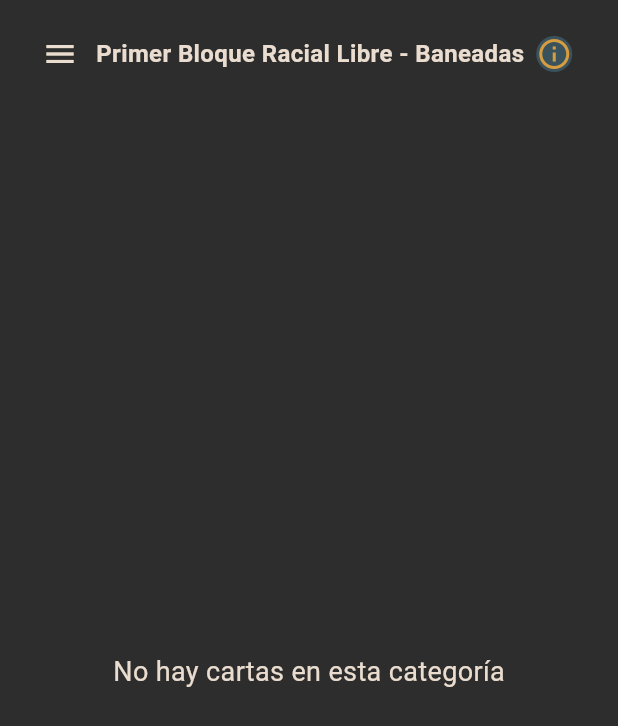
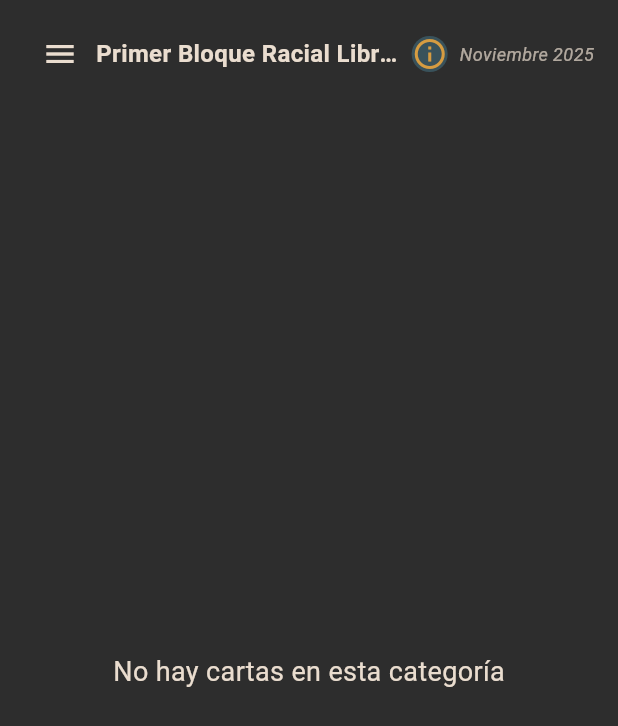
Before and after one commit to andreuvv/myl-tournament-web, a Flutter app: the BanListMobileLayout widget shown alone on an empty page, opened directly with empty values, on a phone screen of 412 x 824 dp. Shown: the top 726 px of the screen. Run offline on Flutter 3.47's test engine with Material 3 defaults, Android fonts, the phone set to English and light mode, and no system bars; our stand-ins replace flutter_markdown, web; missing offline and left inert: dart:ui_web; Roboto replaces fonts that are missing (Georgia).

Commit message:
feat: update tournament information references and enhance markdown styling for improved clarity

```diff
--- a/lib/feature/banlist/controller/ban_list_controller.dart
+++ b/lib/feature/banlist/controller/ban_list_controller.dart
@@ -70,6 +70,8 @@ class BanListController {
   BanListCategory get selectedCategory => _selectedCategory;
   BanListData? get currentData => _currentData;
 
+  String get lastUpdateDate => 'Noviembre 2025';
+
   BanListController() {
     _loadData(_selectedFormat);
   }
--- a/lib/feature/banlist/widgets/ban_list_mobile_layout.dart
+++ b/lib/feature/banlist/widgets/ban_list_mobile_layout.dart
@@ -102,6 +102,15 @@ class BanListMobileLayout extends StatelessWidget {
                     ),
                     const SizedBox(width: 8),
                     const InfoIconWidget(),
+                    const SizedBox(width: 8),
+                    Text(
+                      controller.lastUpdateDate,
+                      style: TextStyle(
+                        color: AppColors.beige.withOpacity(0.7),
+                        fontSize: 12,
+                        fontStyle: FontStyle.italic,
+                      ),
+                    ),
                   ],
                 ),
               ),
--- a/lib/feature/tournament_info/widgets/content/general_info_content.dart
+++ b/lib/feature/tournament_info/widgets/content/general_info_content.dart
@@ -40,22 +40,28 @@ class GeneralInfoContent extends StatelessWidget {
           },
           styleSheet: MarkdownStyleSheet(
             p: const TextStyle(color: AppColors.beige, fontSize: 16),
+            pPadding: const EdgeInsets.only(bottom: 12),
             h1: const TextStyle(
               color: AppColors.beige,
               fontSize: 32,
               fontWeight: FontWeight.bold,
             ),
+            h1Padding: const EdgeInsets.only(top: 16, bottom: 12),
             h2: const TextStyle(
               color: AppColors.beige,
               fontSize: 24,
               fontWeight: FontWeight.bold,
             ),
+            h2Padding: const EdgeInsets.only(top: 20, bottom: 10),
             h3: const TextStyle(
               color: AppColors.beige,
               fontSize: 20,
               fontWeight: FontWeight.bold,
             ),
+            h3Padding: const EdgeInsets.only(top: 16, bottom: 8),
             listBullet: const TextStyle(color: AppColors.ocher),
+            listIndent: 24,
+            blockSpacing: 16,
             strong: const TextStyle(
               color: AppColors.beige,
               fontWeight: FontWeight.bold,
--- a/lib/feature/tournament_info/widgets/content/participants_content.dart
+++ b/lib/feature/tournament_info/widgets/content/participants_content.dart
@@ -40,22 +40,28 @@ class ParticipantsContent extends StatelessWidget {
           },
           styleSheet: MarkdownStyleSheet(
             p: const TextStyle(color: AppColors.beige, fontSize: 16),
+            pPadding: const EdgeInsets.only(bottom: 12),
             h1: const TextStyle(
               color: AppColors.beige,
               fontSize: 32,
               fontWeight: FontWeight.bold,
             ),
+            h1Padding: const EdgeInsets.only(top: 16, bottom: 12),
             h2: const TextStyle(
               color: AppColors.beige,
               fontSize: 24,
               fontWeight: FontWeight.bold,
             ),
+            h2Padding: const EdgeInsets.only(top: 20, bottom: 10),
             h3: const TextStyle(
               color: AppColors.beige,
               fontSize: 20,
               fontWeight: FontWeight.bold,
             ),
+            h3Padding: const EdgeInsets.only(top: 16, bottom: 8),
             listBullet: const TextStyle(color: AppColors.ocher),
+            listIndent: 24,
+            blockSpacing: 16,
             strong: const TextStyle(
               color: AppColors.beige,
               fontWeight: FontWeight.bold,
--- a/lib/feature/tournament_info/widgets/content/schedule_content.dart
+++ b/lib/feature/tournament_info/widgets/content/schedule_content.dart
@@ -40,22 +40,28 @@ class ScheduleContent extends StatelessWidget {
           },
           styleSheet: MarkdownStyleSheet(
             p: const TextStyle(color: AppColors.beige, fontSize: 16),
+            pPadding: const EdgeInsets.only(bottom: 12),
             h1: const TextStyle(
               color: AppColors.beige,
               fontSize: 32,
               fontWeight: FontWeight.bold,
             ),
+            h1Padding: const EdgeInsets.only(top: 16, bottom: 12),
             h2: const TextStyle(
               color: AppColors.beige,
               fontSize: 24,
               fontWeight: FontWeight.bold,
             ),
+            h2Padding: const EdgeInsets.only(top: 20, bottom: 10),
             h3: const TextStyle(
               color: AppColors.beige,
               fontSize: 20,
               fontWeight: FontWeight.bold,
             ),
+            h3Padding: const EdgeInsets.only(top: 16, bottom: 8),
             listBullet: const TextStyle(color: AppColors.ocher),
+            listIndent: 24,
+            blockSpacing: 16,
             strong: const TextStyle(
               color: AppColors.beige,
               fontWeight: FontWeight.bold,
--- a/lib/feature/tournament_info/widgets/content/tournament_system_content.dart
+++ b/lib/feature/tournament_info/widgets/content/tournament_system_content.dart
@@ -40,22 +40,28 @@ class TournamentSystemContent extends StatelessWidget {
           },
           styleSheet: MarkdownStyleSheet(
             p: const TextStyle(color: AppColors.beige, fontSize: 16),
+            pPadding: const EdgeInsets.only(bottom: 12),
             h1: const TextStyle(
               color: AppColors.beige,
               fontSize: 32,
               fontWeight: FontWeight.bold,
             ),
+            h1Padding: const EdgeInsets.only(top: 16, bottom: 12),
             h2: const TextStyle(
               color: AppColors.beige,
               fontSize: 24,
               fontWeight: FontWeight.bold,
             ),
+            h2Padding: const EdgeInsets.only(top: 20, bottom: 10),
             h3: const TextStyle(
               color: AppColors.beige,
               fontSize: 20,
               fontWeight: FontWeight.bold,
             ),
+            h3Padding: const EdgeInsets.only(top: 16, bottom: 8),
             listBullet: const TextStyle(color: AppColors.ocher),
+            listIndent: 24,
+            blockSpacing: 16,
             strong: const TextStyle(
               color: AppColors.beige,
               fontWeight: FontWeight.bold,
--- a/lib/views/main_view.dart
+++ b/lib/views/main_view.dart
@@ -108,7 +108,7 @@ class MainView extends StatelessWidget {
                           children: const [
                             Icon(Icons.block, color: AppColors.beige, size: 18),
                             SizedBox(width: 8),
-                            Text('Ban List Actualizada',
+                            Text('Ban List Nov 2025',
                                 style: TextStyle(color: AppColors.beige)),
                           ],
                         ),
@@ -161,7 +161,7 @@ class MainView extends StatelessWidget {
                   _buildNavButton("Info Torneo", MenuOption.info,
                       icon: Icons.info),
                   const SizedBox(width: 8),
-                  _buildNavButton("Ban List Actualizada", MenuOption.banList,
+                  _buildNavButton("Ban List Nov 2025", MenuOption.banList,
                       icon: Icons.block),
                   const SizedBox(width: 8),
                   _buildNavButton("Formatos", MenuOption.formats,
```
Also changed, not shown: lib/feature/banlist/widgets/ban_list_desktop_layout.dart (+9 -0 lines), lib/feature/tournament_info/widgets/content/prizes_and_funding_content.dart (+7 -0 lines), lib/feature/tournament_info/widgets/content/subsection_content.dart (+7 -0 lines), assets/markdown/tournament_info/.obsidian/workspace.json.
